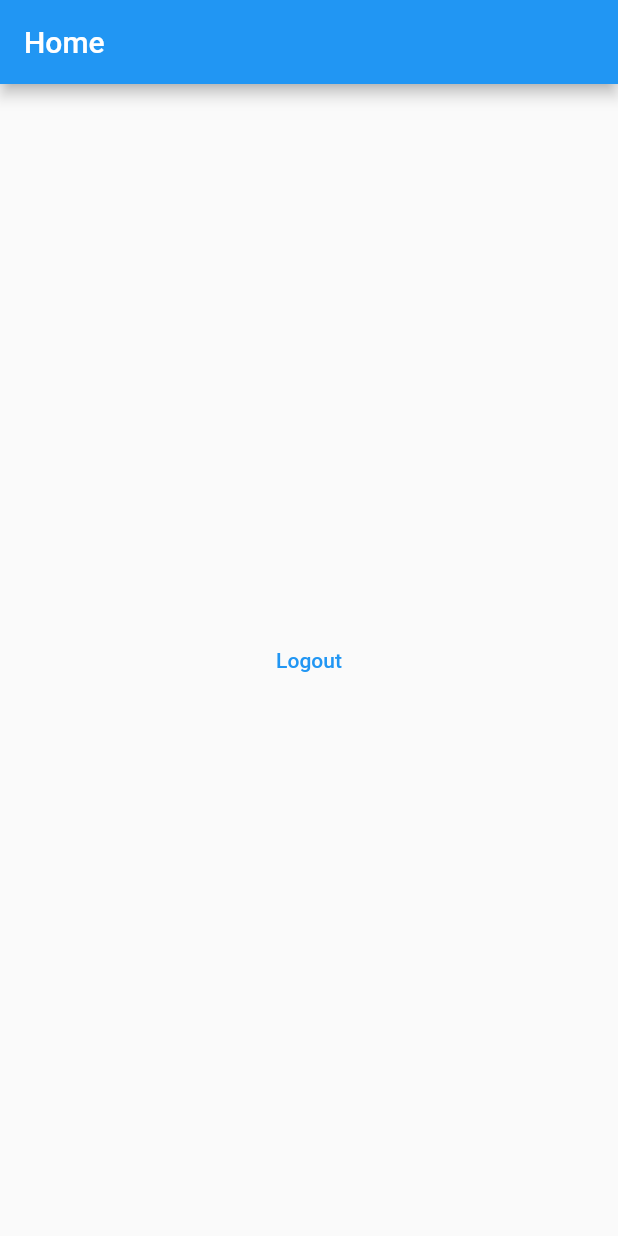
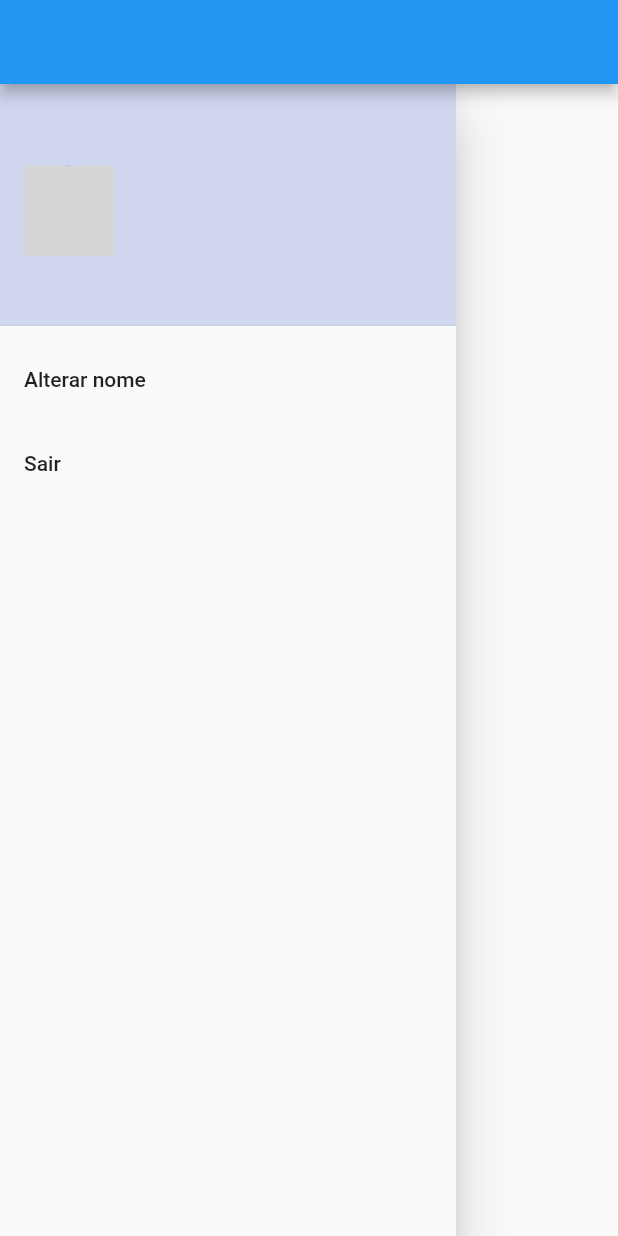
Before and after one commit to catalunha/todo_list_provider, a Flutter app: the screen it shows once a user with an empty profile is signed in, with the side drawer open (before the commit the screen has no drawer), on a phone screen of 412 x 824 dp. Run offline on Flutter 3.47's test engine with Material 2 defaults, Android fonts, the phone set to English and light mode, and no system bars; our stand-ins replace firebase_auth, firebase_core, google_fonts, google_sign_in, hive_flutter; missing offline and left inert: flutter_overlay_loader, validatorless; accounts and stored records are empty; network calls fail; Roboto replaces fonts that are missing (Mandali); grey boxes are pictures that could not be loaded.

Commit message:
drawer alterar nome

```diff
--- a/lib/app/modules/home/home_page.dart
+++ b/lib/app/modules/home/home_page.dart
@@ -1,6 +1,7 @@
 import 'package:flutter/material.dart';
 import 'package:provider/provider.dart';
 import 'package:todo_list_provider/app/core/auth/auth_provider.dart';
+import 'package:todo_list_provider/app/modules/home/widgets/home_drawer.dart';
 
 class HomePage extends StatelessWidget {
   const HomePage({Key? key}) : super(key: key);
@@ -11,6 +12,7 @@ class HomePage extends StatelessWidget {
       appBar: AppBar(
         title: const Text('Home'),
       ),
+      drawer: HomeDrawer(),
       body: Center(
         child: TextButton(
           child: Text('Logout'),
--- /dev/null
+++ b/lib/app/modules/home/widgets/home_drawer.dart
@@ -0,0 +1,104 @@
+import 'package:flutter/material.dart';
+import 'package:flutter_overlay_loader/flutter_overlay_loader.dart';
+import 'package:path/path.dart';
+import 'package:provider/provider.dart';
+import 'package:todo_list_provider/app/core/auth/auth_provider.dart';
+import 'package:todo_list_provider/app/core/ui/messages.dart';
+import 'package:todo_list_provider/app/core/ui/theme_extensions.dart';
+import 'package:todo_list_provider/app/services/user/user_service.dart';
+
+class HomeDrawer extends StatelessWidget {
+  final nameVN = ValueNotifier<String>('');
+  HomeDrawer({Key? key}) : super(key: key);
+
+  @override
+  Widget build(BuildContext context) {
+    return Scaffold(
+      appBar: AppBar(
+        title: const Text(''),
+      ),
+      body: Drawer(
+          child: ListView(
+        children: [
+          DrawerHeader(
+            decoration:
+                BoxDecoration(color: context.primaryColor.withAlpha(70)),
+            child: Row(
+              children: [
+                Selector<AuthProvider, String>(
+                  selector: (buildContext, authProvider) {
+                    return authProvider.user?.photoURL ??
+                        'https://www.mktdeafiliados.com.br/wp-content/uploads/2015/02/Como-criar-uma-campanha-com-links-diretos.jpg';
+                  },
+                  builder: (_, value, __) {
+                    return CircleAvatar(
+                        backgroundImage: NetworkImage(value), radius: 30);
+                  },
+                ),
+                Expanded(
+                  child: Padding(
+                    padding: const EdgeInsets.all(8.0),
+                    child: Selector<AuthProvider, String>(
+                      selector: (buildContext, authProvider) {
+                        return authProvider.user?.displayName ??
+                            'Nao informado';
+                      },
+                      builder: (_, value, __) {
+                        return Text(
+                          value,
+                          style: context.textTheme.subtitle2,
+                        );
+                      },
+                    ),
+                  ),
+                ),
+              ],
+            ),
+          ),
+          ListTile(
+            title: Text('Alterar nome'),
+            onTap: () {
+              showDialog(
+                  context: context,
+                  builder: (_) {
+                    return AlertDialog(
+                      title: Text('Alterar nome'),
+                      content: TextField(
+                        onChanged: (value) => nameVN.value = value,
+                      ),
+                      actions: [
+                        TextButton(
+                            onPressed: () => Navigator.of(context).pop(),
+                            child: Text(
+                              'Cancelar',
+                              style: TextStyle(color: Colors.red),
+                            )),
+                        TextButton(
+                            onPressed: () async {
+                              if (nameVN.value.isEmpty) {
+                                Messages.of(context)
+                                    .showError('Nome obrigatorio');
+                              } else {
+                                Loader.show(context);
+                                await context
+                                    .read<UserService>()
+                                    .updateDisplayName(nameVN.value);
+                                Loader.hide();
+                                Navigator.of(context).pop();
+                              }
+                            },
+                            child: Text('Alterar')),
+                      ],
+                    );
+                  });
+            },
+          ),
+          ListTile(
+            onTap: () => context.read<AuthProvider>().logout(),
+            title: Text('Sair'),
+          )
+        ],
+      )),
+    );
+  }
+}
--- a/lib/app/respositories/user/user_repository.dart
+++ b/lib/app/respositories/user/user_repository.dart
@@ -6,4 +6,5 @@ abstract class UserRepository {
   Future<User?> loginGoogle();
   Future<void> logout();
   Future<void> forgotPassword(String email);
+  Future<void> updateDisplayName(String name);
 }
--- a/lib/app/services/user/user_service.dart
+++ b/lib/app/services/user/user_service.dart
@@ -7,4 +7,5 @@ abstract class UserService {
   Future<void> logout();
 
   Future<void> forgotPassword(String email);
+  Future<void> updateDisplayName(String name);
 }
--- a/lib/app/services/user/user_service_impl.dart
+++ b/lib/app/services/user/user_service_impl.dart
@@ -27,4 +27,8 @@ class UserServiceImpl implements UserService {
 
   @override
   Future<void> logout() => _userRepository.logout();
+
+  @override
+  Future<void> updateDisplayName(String name) =>
+      _userRepository.updateDisplayName(name);
 }
```
Also changed, not shown: lib/app/respositories/user/user_repository_impl.dart (+9 -0 lines).
